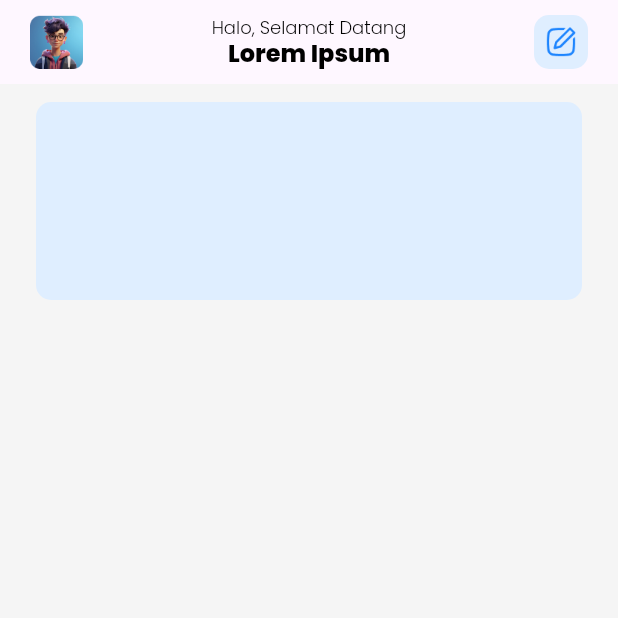
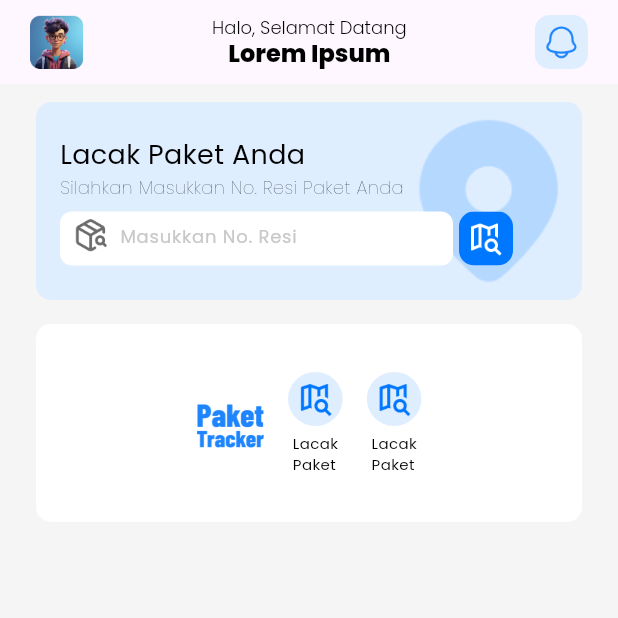
Before and after one commit to FarisAfra/Paket_Tracker, a Flutter app: the Homepage screen opened directly, on a phone screen of 412 x 824 dp, the top half of it. Run offline on Flutter 3.47's test engine with Material 3 defaults, Android fonts, the phone set to English and light mode, and no system bars; our stand-ins replace google_fonts.

Commit message:
Update: Add Lacakpaket and Dev FeatureApp in Homepage

```diff
--- a/lib/screens/homepage.dart
+++ b/lib/screens/homepage.dart
@@ -1,7 +1,10 @@
 import 'package:flutter/material.dart';
 import 'package:paket_tracker_app/screens/widgets/buttons/icon_button.dart';
+import 'package:paket_tracker_app/screens/widgets/buttons/icon_text_button.dart';
 import 'package:paket_tracker_app/screens/widgets/colors.dart';
 import 'package:paket_tracker_app/screens/widgets/fonts.dart';
+import 'package:paket_tracker_app/screens/widgets/inputs/textfields_icon.dart';
+import 'package:paket_tracker_app/screens/widgets/spacer.dart';
 
 class Homepage extends StatefulWidget {
   const Homepage({super.key});
@@ -16,8 +19,7 @@ class _HomepageState extends State<Homepage> {
     return Scaffold(
       backgroundColor: AppColors.BgPutih,
       appBar: AppBar(
-        leading:
-        Row(
+        leading: Row(
           children: [
             SizedBox(width: 20),
             Image.asset('assets/images/placeholder_avatar.png', height: 36),
@@ -35,7 +37,8 @@ class _HomepageState extends State<Homepage> {
           ),
         ),
         actions: [
-          CustomIconButton(),
+          CustomIconButton(
+              icons: 'assets/icons/ic_notification_blue.png', handler: () {}),
           SizedBox(width: 20)
         ],
       ),
@@ -44,19 +47,87 @@ class _HomepageState extends State<Homepage> {
         padding: EdgeInsets.symmetric(horizontal: 24, vertical: 12),
         child: Column(
           children: [
-            ClipRRect(
-              borderRadius: BorderRadius.all(Radius.circular(10)),
-              child: Container(
-                color: AppColors.BiruSecondary,
-                height: 132,
-                child: Stack(
-                  children: [],
-                ),
-              ),
-            )
+            LacakPaket(),
+            AppSpacer.VerticalSpacerLarge,
+            FeatureApp(),
           ],
         ),
       )),
     );
   }
 }
+
+Widget LacakPaket() {
+  return ClipRRect(
+    borderRadius: BorderRadius.all(Radius.circular(10)),
+    child: Container(
+      color: AppColors.BiruSecondary,
+      height: 132,
+      child: Stack(
+        children: [
+          Align(
+            alignment: Alignment.centerRight,
+            child: Image.asset('assets/icons/ic_location_transparent.png'),
+          ),
+          Align(
+              alignment: Alignment.centerLeft,
+              child: Padding(
+                padding: EdgeInsets.symmetric(horizontal: 16, vertical: 22),
+                child: Column(
+                  mainAxisAlignment: MainAxisAlignment.start,
+                  crossAxisAlignment: CrossAxisAlignment.start,
+                  children: [
+                    Text('Lacak Paket Anda',
+                        style: AppFonts.poppinsRegular(fontSize: 18)),
+                    Text('Silahkan Masukkan No. Resi Paket Anda',
+                        style: AppFonts.poppinsExtraLight(fontSize: 12)),
+                    AppSpacer.VerticalSpacerSmall,
+                    Row(
+                      children: [
+                        CustomTextfieldsIcon(),
+                        AppSpacer.HorizontalSpacerExtraSmall,
+                        CustomIconButton(
+                          icons: 'assets/icons/ic_track_white.png',
+                          bgColor: AppColors.BiruPrimary,
+                          handler: () {},
+                        )
+                      ],
+                    ),
+                  ],
+                ),
+              ))
+        ],
+      ),
+    ),
+  );
+}
+
+Widget FeatureApp() {
+  return ClipRRect(
+    borderRadius: BorderRadius.all(Radius.circular(10)),
+    child: Container(
+        color: AppColors.Putih,
+        height: 132,
+        child: Padding(
+          padding: EdgeInsets.symmetric(horizontal: 24, vertical: 16),
+          child: Center(
+            child: Row(mainAxisAlignment: MainAxisAlignment.center, children: [
+              Image.asset(
+                'assets/images/logo_app_2_blue.png',
+                width: 45,
+              ),
+              AppSpacer.HorizontalSpacerLarge,
+              CustomIconTextButton(
+                  icons: 'assets/icons/ic_track_blue.png',
+                  text: 'Lacak\nPaket',
+                  handler: () {}),
+              AppSpacer.HorizontalSpacerLarge,
+              CustomIconTextButton(
+                  icons: 'assets/icons/ic_track_blue.png',
+                  text: 'Lacak\nPaket',
+                  handler: () {}),
+            ]),
+          ),
+        )),
+  );
+}
--- a/lib/screens/widgets/buttons/icon_button.dart
+++ b/lib/screens/widgets/buttons/icon_button.dart
@@ -2,20 +2,35 @@ import 'package:flutter/material.dart';
 import 'package:paket_tracker_app/screens/widgets/colors.dart';
 
 class CustomIconButton extends StatelessWidget {
-  const CustomIconButton({super.key});
+  final double size;
+  final double padding;
+  final double radius;
+  final Color bgColor;
+  final String icons;
+  final VoidCallback handler;
+
+  const CustomIconButton({
+    this.size = 36,
+    this.radius = 10,
+    this.padding = 6,
+    this.bgColor = AppColors.BiruSecondary,
+    required this.icons,
+    required this.handler,
+    super.key
+    });
 
   @override
   Widget build(BuildContext context) {
     return GestureDetector(
-      onTap: () {},
+      onTap: handler,
       child: ClipRRect(
-        borderRadius: BorderRadius.all(Radius.circular(10)),
+        borderRadius: BorderRadius.all(Radius.circular(radius)),
         child: Container(
-            color: AppColors.BiruSecondary,
-            height: 36,
+            color: bgColor,
+            height: size,
             child: Padding(
-              padding: EdgeInsets.all(6),
-              child: Image.asset('assets/icons/ic_edit_blue.png'),
+              padding: EdgeInsets.all(padding),
+              child: Image.asset(icons),
             )),
       ),
     );
--- /dev/null
+++ b/lib/screens/widgets/buttons/icon_text_button.dart
@@ -0,0 +1,38 @@
+import 'package:flutter/material.dart';
+import 'package:paket_tracker_app/screens/widgets/buttons/icon_button.dart';
+import 'package:paket_tracker_app/screens/widgets/fonts.dart';
+import 'package:paket_tracker_app/screens/widgets/spacer.dart';
+
+class CustomIconTextButton extends StatelessWidget {
+  final String icons;
+  final double radius;
+  final VoidCallback handler;
+  final String text;
+
+  const CustomIconTextButton({
+    required this.icons,
+    required this.text,
+    required this.handler,
+    this.radius =100,
+    super.key
+    });
+
+  @override
+  Widget build(BuildContext context) {
+    return Column(
+      mainAxisAlignment: MainAxisAlignment.center,
+      children: [
+        CustomIconButton(
+          icons: icons,
+          radius: radius,
+          handler: handler,
+        ),
+        AppSpacer.VerticalSpacerExtraSmall,
+        Text(
+          text,
+          style: AppFonts.poppinsRegular(fontSize: 10),
+        )
+      ],
+    );
+  }
+}
--- /dev/null
+++ b/lib/screens/widgets/icons.dart
@@ -0,0 +1,5 @@
+import 'package:flutter/material.dart';
+
+class AppIcons {
+  static const String IcTrackBlue = 'assets/icons/ic_track_blue.png';
+}
--- /dev/null
+++ b/lib/screens/widgets/inputs/textfields_icon.dart
@@ -0,0 +1,49 @@
+import 'package:flutter/material.dart';
+import 'package:paket_tracker_app/screens/widgets/colors.dart';
+import 'package:paket_tracker_app/screens/widgets/fonts.dart';
+
+class CustomTextfieldsIcon extends StatelessWidget {
+  const CustomTextfieldsIcon({super.key});
+
+  @override
+  Widget build(BuildContext context) {
+    return Container(
+      width: 262,
+      height: 36,
+      decoration: BoxDecoration(
+        color: AppColors.Putih,
+        borderRadius: const BorderRadius.all(Radius.circular(8)),
+      ),
+      child: Row(
+        mainAxisAlignment: MainAxisAlignment.start,
+        crossAxisAlignment: CrossAxisAlignment.start,
+        children: [
+          const SizedBox(width: 8),
+          Padding(
+            padding: EdgeInsets.only(top: 4),
+            child: SizedBox(
+              width: 24,
+              height: 24,
+              child: Image.asset('assets/icons/ic_package_search_grey.png',
+                  fit: BoxFit.contain),
+            ),
+          ),
+          const SizedBox(width: 8),
+          Expanded(
+            child: TextFormField(
+              decoration: InputDecoration(
+                  contentPadding: EdgeInsets.only(bottom: 14, top: 0),
+                  border: InputBorder.none,
+                  hintText: 'Masukkan No. Resi',
+                  hintStyle: AppFonts.poppinsRegular(
+                      fontSize: 12, color: AppColors.AbuMuda)),
+              style:
+                  AppFonts.poppinsRegular(fontSize: 12, color: AppColors.Hitam),
+            ),
+          ),
+          const SizedBox(width: 8),
+        ],
+      ),
+    );
+  }
+}
```
Also changed, not shown: assets/icons/ic_package_search_grey.png (added), assets/images/logo_app_2_blue.png (added).
